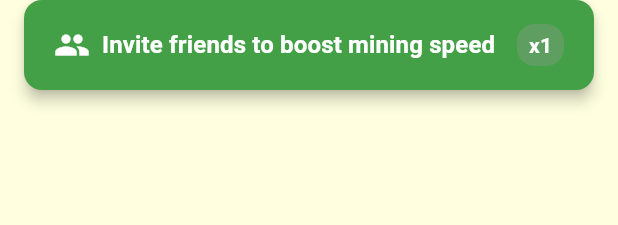
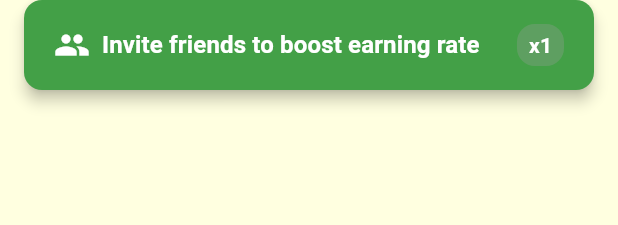
Before and after one commit to huyhuyhuy/app_coinz, a Flutter app: the InviteFriendsWidget widget shown alone on an empty page, opened directly, on a phone screen of 412 x 824 dp. Shown: the top 225 px of the screen. Run offline on Flutter 3.47's test engine with Material 3 defaults, Android fonts, the phone set to English and light mode, and no system bars; our stand-ins replace google_fonts, google_mobile_ads, image_cropper, image_picker, shared_preferences, sqflite and 3 more; accounts and stored records are empty; network calls fail; statements that could not run were skipped.

Commit message:
update text

```diff
--- a/lib/widgets/invite_friends_widget.dart
+++ b/lib/widgets/invite_friends_widget.dart
@@ -94,8 +94,8 @@ class _InviteFriendsWidgetState extends State<InviteFriendsWidget> {
             Expanded(
               child: Text(
                 localizations.locale.languageCode == 'vi'
-                    ? 'Mời bạn bè để tăng tốc độ khai thác'
-                    : 'Invite friends to boost mining speed',
+                    ? 'Mời bạn bè để tăng tốc độ kiếm điểm'
+                    : 'Invite friends to boost earning rate',
                 style: GoogleFonts.roboto(
                   fontSize: 16,
                   fontWeight: FontWeight.w600,
@@ -304,8 +304,8 @@ class _InviteFriendsWidgetState extends State<InviteFriendsWidget> {
                   onPressed: () {
                     // TODO: Implement share functionality
                     final message = localizations.locale.languageCode == 'vi'
-                        ? 'Tham gia DFI và khai thác miễn phí! Sử dụng mã giới thiệu: $referralCode'
-                        : 'Join DFI and mine for free! Use referral code: $referralCode';
+                        ? 'Tham gia DFI và kiếm điểm miễn phí! Sử dụng mã giới thiệu: $referralCode'
+                        : 'Join DFI and earn points for free! Use referral code: $referralCode';
 
                     Clipboard.setData(ClipboardData(text: message));
                     ScaffoldMessenger.of(context).showSnackBar(
```
